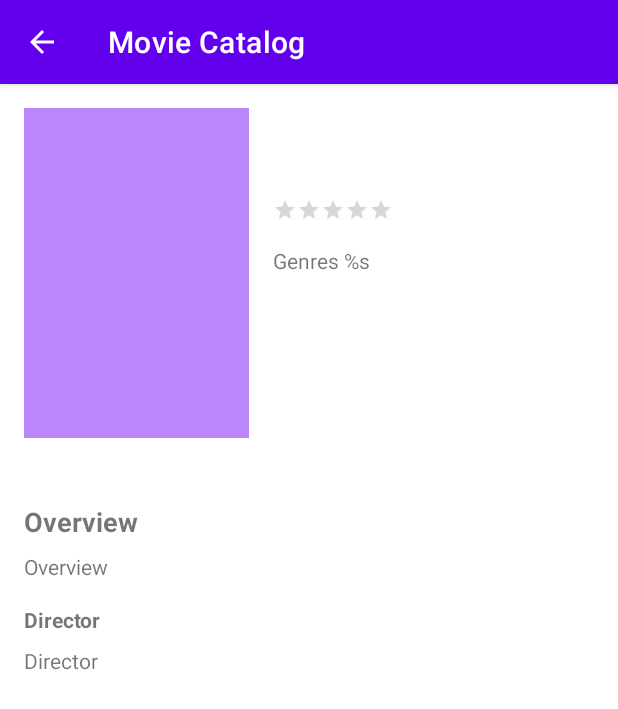
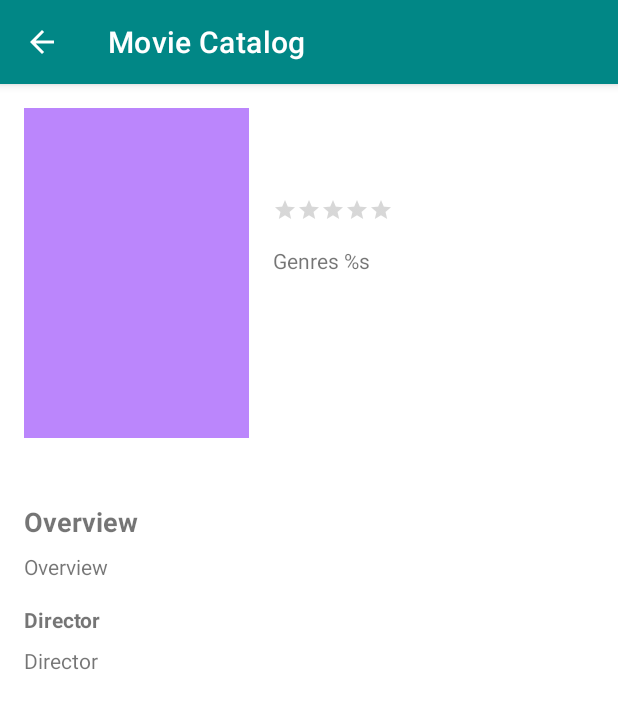
Before and after one commit to kisusyenni/MovieCatalogApp, an Android app: the DetailActivity screen opened directly, with no data from a screen before it, on a phone screen of 412 x 824 dp. Shown: the top 709 px of the screen. Run offline under Robolectric (Android 15) with nearby library versions, the phone set to English and light mode, and no system bars; pictures from the network do not load.

Commit message:
Modify theme

```diff
--- a/app/src/main/res/values-night/themes.xml
+++ b/app/src/main/res/values-night/themes.xml
@@ -2,15 +2,19 @@
     <!-- Base application theme. -->
     <style name="Theme.MovieCatalog" parent="Theme.MaterialComponents.DayNight.DarkActionBar">
         <!-- Primary brand color. -->
-        <item name="colorPrimary">@color/purple_200</item>
-        <item name="colorPrimaryVariant">@color/purple_700</item>
+        <item name="colorPrimary">@color/teal_700</item>
+        <item name="colorPrimaryVariant">@color/teal_200</item>
         <item name="colorOnPrimary">@color/black</item>
         <!-- Secondary brand color. -->
-        <item name="colorSecondary">@color/teal_200</item>
-        <item name="colorSecondaryVariant">@color/teal_200</item>
-        <item name="colorOnSecondary">@color/black</item>
+        <item name="colorSecondary">@color/purple_200</item>
+        <item name="colorSecondaryVariant">@color/purple_700</item>
+        <item name="colorOnSecondary">@color/white</item>
         <!-- Status bar color. -->
         <item name="android:statusBarColor" tools:targetApi="l">?attr/colorPrimaryVariant</item>
         <!-- Customize your theme here. -->
     </style>
+
+    <style name="SplashScreenStyle" parent="Theme.AppCompat.NoActionBar">
+        <item name="android:windowBackground">@drawable/splash_brand_logo</item>
+    </style>
 </resources>
--- a/app/src/main/res/values/themes.xml
+++ b/app/src/main/res/values/themes.xml
@@ -2,15 +2,19 @@
     <!-- Base application theme. -->
     <style name="Theme.MovieCatalog" parent="Theme.MaterialComponents.DayNight.DarkActionBar">
         <!-- Primary brand color. -->
-        <item name="colorPrimary">@color/purple_500</item>
-        <item name="colorPrimaryVariant">@color/purple_700</item>
-        <item name="colorOnPrimary">@color/white</item>
+        <item name="colorPrimary">@color/teal_700</item>
+        <item name="colorPrimaryVariant">@color/teal_200</item>
+        <item name="colorOnPrimary">@color/black</item>
         <!-- Secondary brand color. -->
-        <item name="colorSecondary">@color/teal_200</item>
-        <item name="colorSecondaryVariant">@color/teal_700</item>
-        <item name="colorOnSecondary">@color/black</item>
+        <item name="colorSecondary">@color/purple_500</item>
+        <item name="colorSecondaryVariant">@color/purple_700</item>
+        <item name="colorOnSecondary">@color/white</item>
         <!-- Status bar color. -->
         <item name="android:statusBarColor" tools:targetApi="l">?attr/colorPrimaryVariant</item>
         <!-- Customize your theme here. -->
     </style>
+
+    <style name="SplashScreenStyle" parent="Theme.AppCompat.NoActionBar">
+        <item name="android:windowBackground">@drawable/splash_brand_logo</item>
+    </style>
 </resources>
```
